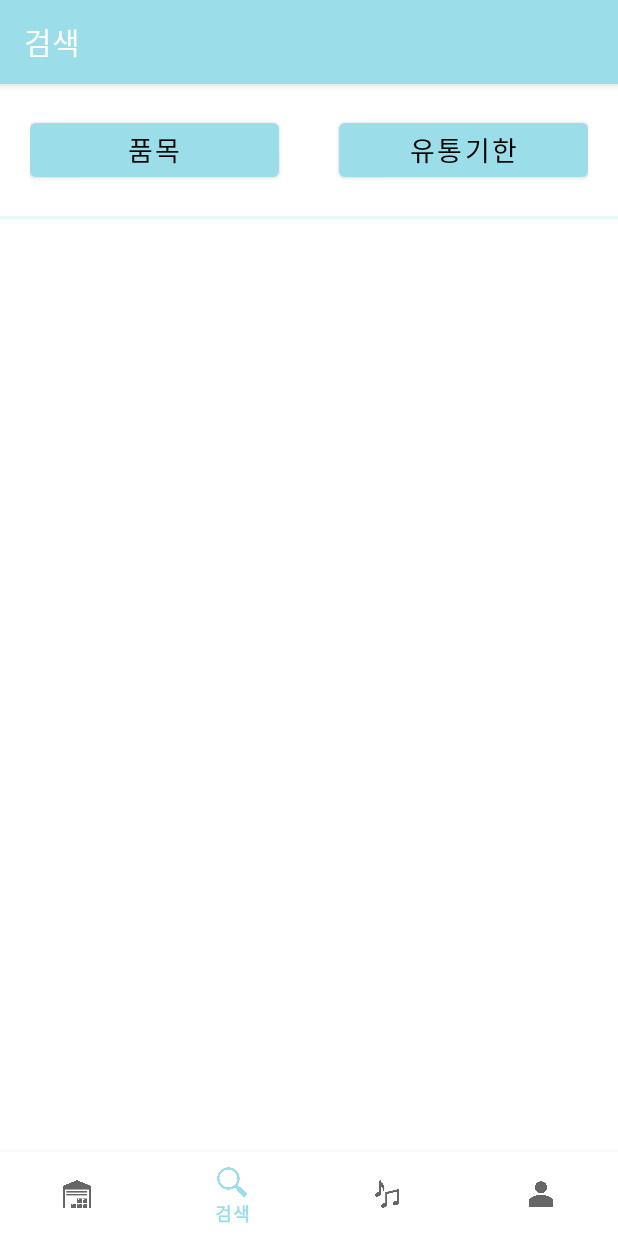
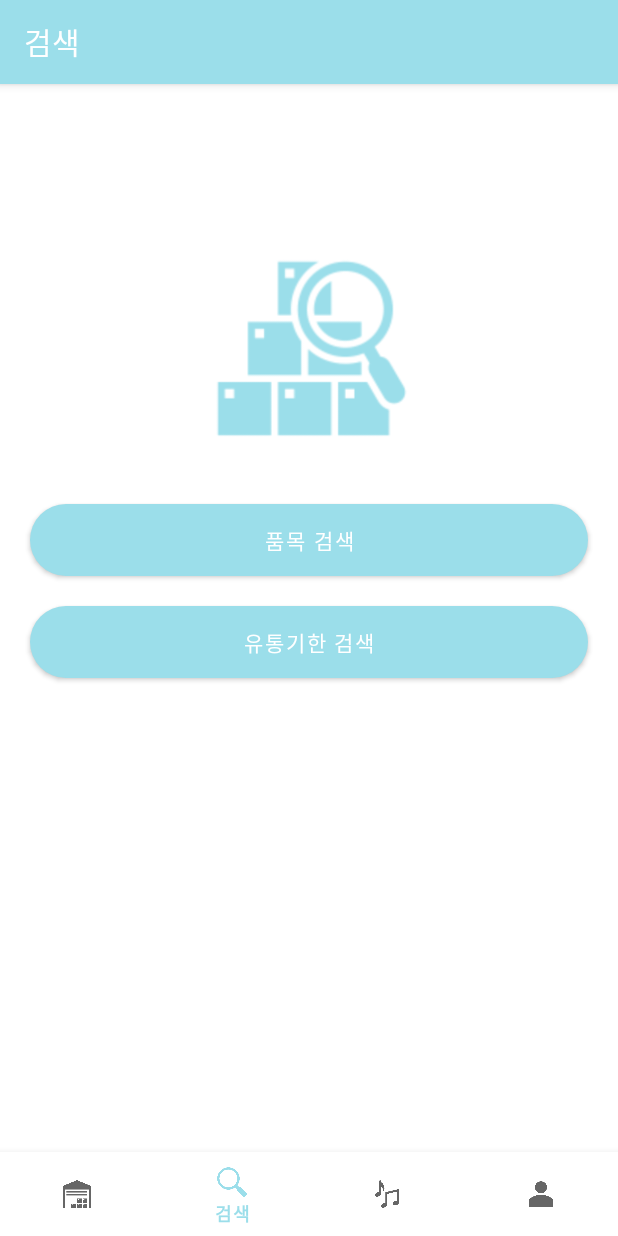
Before and after one commit to yamiblack/FoodStorage, an Android app: the SearchFragment screen opened through its navigation route, on a phone screen of 412 x 824 dp. Run offline under Robolectric (Android 15) with nearby library versions, the light colour scheme and no system bars; our stand-ins replace Firebase (no records; nobody signed in at launch, a user with empty details on screens opened directly), navigation-ui.

Commit message:
add storage item

```diff
--- a/app/src/main/java/com/jbnu/software/foodstorage/ui/search/SearchFragment.java
+++ b/app/src/main/java/com/jbnu/software/foodstorage/ui/search/SearchFragment.java
@@ -39,7 +39,7 @@ public class SearchFragment extends Fragment {
         searchItem = root.findViewById(R.id.search_item);
         searchExpiration = root.findViewById(R.id.search_expiration);
         searchExpiration = root.findViewById(R.id.search_expiration);
-        rvResult = (RecyclerView) root.findViewById(R.id.rv_result_list);
+//        rvResult = (RecyclerView) root.findViewById(R.id.rv_result_list);
 
         searchItem.setOnClickListener(new View.OnClickListener() {
             @Override
--- a/app/src/main/java/com/jbnu/software/foodstorage/ui/storage/StorageFragment.java
+++ b/app/src/main/java/com/jbnu/software/foodstorage/ui/storage/StorageFragment.java
@@ -50,7 +50,7 @@ import java.util.Map;
 public class StorageFragment extends Fragment implements View.OnClickListener {
 
     // Context context = this;
-    private ArrayList<Storage> arrayListDB;
+    private ArrayList<Storage> arrayListDB = new ArrayList<>();
     private RecyclerView rvStorage;
     private StorageRecyclerViewAdapter adapter;
     private StorageNotificationRecyclerViewAdapter nAdapter;
@@ -76,7 +76,7 @@ public class StorageFragment extends Fragment implements View.OnClickListener {
 
         auth = FirebaseAuth.getInstance();
         db = FirebaseFirestore.getInstance();
-        arrayListDB = new ArrayList<>();
+//        arrayListDB = new ArrayList<>();
 
         readData(new MyCallback() {
             @Override
@@ -99,13 +99,10 @@ public class StorageFragment extends Fragment implements View.OnClickListener {
                             setAlarm(arrayListDB.get(i));
                             setStorageListDB(arrayListDB.get(i), 1);
                     }
-
-                    getStorageList();
                     addSpinner();
 
                 } else {
                     fab.setImageResource(R.drawable.check_mark_white);
-                    getNotifyList();
                     addSpinner();
                 }
 
@@ -203,7 +200,6 @@ public class StorageFragment extends Fragment implements View.OnClickListener {
             public void onClearClick(View v, int position) {
                 setStorageListDB(arrayListDB.get(position), 2);
                 arrayListDB.remove(position);
-
                 itemCount.setText(Integer.toString(arrayListDB.size()));
                 adapter.notifyDataSetChanged();
             }
@@ -213,7 +209,6 @@ public class StorageFragment extends Fragment implements View.OnClickListener {
                 arrayListDB.get(position).setAmount(adapter.getExAmount());
                 setStorageListDB(arrayListDB.get(position), 1);
                 arrayListDB.get(position).setExpanded(false);
-
                 itemCount.setText(Integer.toString(arrayListDB.size()));
                 adapter.notifyDataSetChanged();
 
@@ -342,8 +337,14 @@ public class StorageFragment extends Fragment implements View.OnClickListener {
     @Override
     public void onClick(View v) {
         switch (v.getId()) {
-
             case R.id.fab_notification:
+                readData(new MyCallback() {
+                    @Override
+                    public void onCallback(ArrayList<Storage> eventList) {
+                        itemCount.setText(Integer.toString(arrayListDB.size()));
+                        addSpinner();
+                    }
+                });
                 isNotifyView = !isNotifyView;
                 break;
         }
--- /dev/null
+++ b/app/src/main/res/drawable/button_blue_rounded.xml
@@ -0,0 +1,22 @@
+<?xml version="1.0" encoding="utf-8"?>
+
+<selector
+    xmlns:android="http://schemas.android.com/apk/res/android">
+    <item android:state_enabled="true">
+        <shape
+            android:shape="rectangle">
+            <solid
+                android:color="@android:color/white"> </solid>
+            <corners
+                android:radius="50dp"> </corners>
+        </shape>
+    </item>
+</selector>
+
+<!--
+    android:shape="rectangle">
+<solid
+android:color="@color/colorAccent"> </solid>
+<corners
+android:radius="100dp"> </corners>
+-->
--- a/app/src/main/res/layout/fragment_search.xml
+++ b/app/src/main/res/layout/fragment_search.xml
@@ -1,64 +1,76 @@
 <?xml version="1.0" encoding="utf-8"?>
-<androidx.constraintlayout.widget.ConstraintLayout xmlns:android="http://schemas.android.com/apk/res/android"
+<LinearLayout xmlns:android="http://schemas.android.com/apk/res/android"
     xmlns:app="http://schemas.android.com/apk/res-auto"
     xmlns:tools="http://schemas.android.com/tools"
     android:layout_width="match_parent"
     android:layout_height="match_parent"
+    android:orientation="vertical"
     tools:context=".ui.search.SearchFragment">
 
 
-    <LinearLayout
-        android:id="@+id/linearLayout"
+    <!--    <LinearLayout-->
+    <!--        android:id="@+id/linearLayout"-->
+    <!--        android:layout_width="match_parent"-->
+    <!--        android:layout_height="wrap_content"-->
+    <!--        android:gravity="center"-->
+    <!--        android:orientation="horizontal"-->
+    <!--        android:padding="20dp"-->
+    <!--        app:layout_constraintEnd_toEndOf="parent"-->
+    <!--        app:layout_constraintStart_toStartOf="parent"-->
+    <!--        app:layout_constraintTop_toTopOf="parent">-->
+
+    <ImageView
+        android:layout_width="150dp"
+        android:layout_height="150dp"
+        android:layout_gravity="center"
+        android:layout_marginTop="100dp"
+        android:adjustViewBounds="true"
+        android:background="@drawable/ic_search" />
+
+
+    <Button
+        android:id="@+id/search_item"
         android:layout_width="match_parent"
         android:layout_height="wrap_content"
-        android:gravity="center"
-        android:orientation="horizontal"
-        android:padding="20dp"
-        app:layout_constraintEnd_toEndOf="parent"
-        app:layout_constraintStart_toStartOf="parent"
-        app:layout_constraintTop_toTopOf="parent">
+        android:layout_marginStart="20dp"
+        android:layout_marginTop="30dp"
+        android:layout_marginEnd="20dp"
+        android:background="@drawable/button_blue_rounded"
+        android:fontFamily="@font/nanumsquarebold"
+        android:text="품목 검색"
+        android:textColor="@color/white" />
 
-        <Button
-            android:id="@+id/search_item"
-            android:layout_width="0dp"
-            android:layout_height="wrap_content"
-            android:layout_weight="0.1"
-            android:gravity="center"
-            android:layout_marginRight="20dp"
-            android:text="품목"
-            android:textColor="@color/black"
-            android:textSize="18sp"/>
-
-
-        <Button
-            android:id="@+id/search_expiration"
-            android:layout_width="0dp"
-            android:layout_height="wrap_content"
-            android:layout_weight="0.1"
-            android:gravity="center"
-            android:layout_marginLeft="20dp"
-            android:text="유통기한"
-            android:textColor="@color/black"
-            android:textSize="18sp"/>
-    </LinearLayout>
-
-    <View
-        android:id="@+id/divider"
-        android:layout_width="match_parent"
-        android:layout_height="2dp"
-        android:background="#45B3E0E8"
-        app:layout_constraintTop_toBottomOf="@id/linearLayout"/>
-
-    <androidx.recyclerview.widget.RecyclerView
-        android:id="@+id/rv_result_list"
+    <Button
+        android:id="@+id/search_expiration"
         android:layout_width="match_parent"
         android:layout_height="wrap_content"
-        android:background="@android:color/transparent"
-        android:divider="#ffffff"
-        android:dividerHeight="7dp"
-        android:scrollbars="vertical"
-        app:layout_constraintTop_toBottomOf="@id/divider"
-        android:layout_marginTop="7dp"
-        />
+        android:layout_marginStart="20dp"
+        android:layout_marginTop="20dp"
+        android:layout_marginEnd="20dp"
+        android:background="@drawable/button_blue_rounded"
+        android:fontFamily="@font/nanumsquarebold"
+        android:text="유통기한 검색"
+        android:textColor="@color/white" />
 
-</androidx.constraintlayout.widget.ConstraintLayout>
+    <!--    </LinearLayout>-->
+
+    <!--    <View-->
+    <!--        android:id="@+id/divider"-->
+    <!--        android:layout_width="match_parent"-->
+    <!--        android:layout_height="2dp"-->
+    <!--        android:background="#45B3E0E8"-->
+    <!--        app:layout_constraintTop_toBottomOf="@id/linearLayout"/>-->
+
+    <!--    <androidx.recyclerview.widget.RecyclerView-->
+    <!--        android:id="@+id/rv_result_list"-->
+    <!--        android:layout_width="match_parent"-->
+    <!--        android:layout_height="wrap_content"-->
+    <!--        android:background="@android:color/transparent"-->
+    <!--        android:divider="#ffffff"-->
+    <!--        android:dividerHeight="7dp"-->
+    <!--        android:scrollbars="vertical"-->
+    <!--        app:layout_constraintTop_toBottomOf="@id/divider"-->
+    <!--        android:layout_marginTop="7dp"-->
+    <!--        />-->
+
+</LinearLayout>
--- a/app/src/main/res/layout/fragment_storage.xml
+++ b/app/src/main/res/layout/fragment_storage.xml
@@ -28,7 +28,7 @@
             android:layout_height="wrap_content"
             android:layout_marginLeft="5dp"
             android:layout_marginRight="5dp"
-            android:text="1"
+            android:text="0"
             android:textColor="#52D7FF"
             />
                 <View
```
Also changed, not shown: app/src/main/java/com/jbnu/software/foodstorage/ui/storage/AddStorageActivity.java (+34 -34 lines), app/src/main/res/layout/activity_repurchase.xml (added, +67 -0 lines), app/src/main/res/layout/fragment_mypage.xml (+33 -13 lines), app/src/main/res/drawable/ic_user.png (added).
